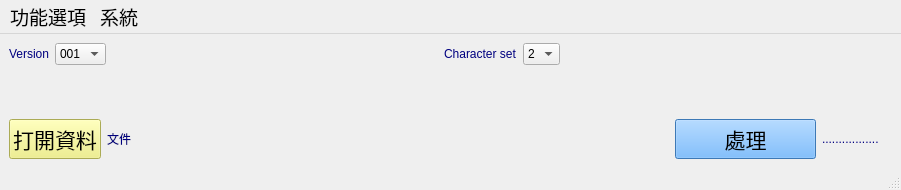
Old version of the form ui_main_epc.ui in the repository xu389007532/QRCodeGenerator.
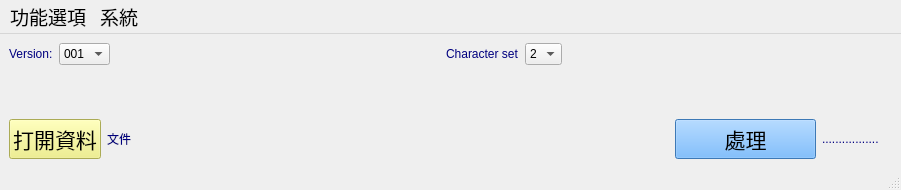
New version of the form. Icons and pictures are not drawn.

```diff
--- a/ui_main_epc.ui
+++ b/ui_main_epc.ui
@@ -57,7 +57,7 @@
         <item>
          <widget class="QLabel" name="label_Version">
           <property name="text">
-           <string>Version</string>
+           <string>Version:</string>
           </property>
          </widget>
         </item>
```
Left out of the diff: 2 changed lines with no effect on the pictures.
